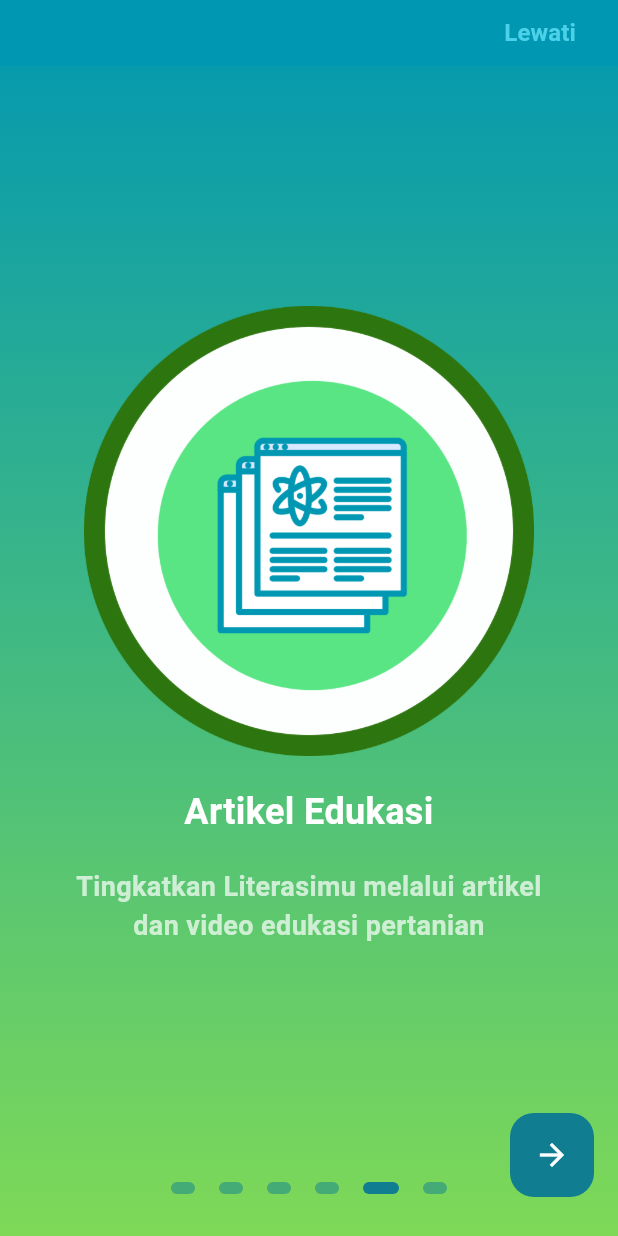
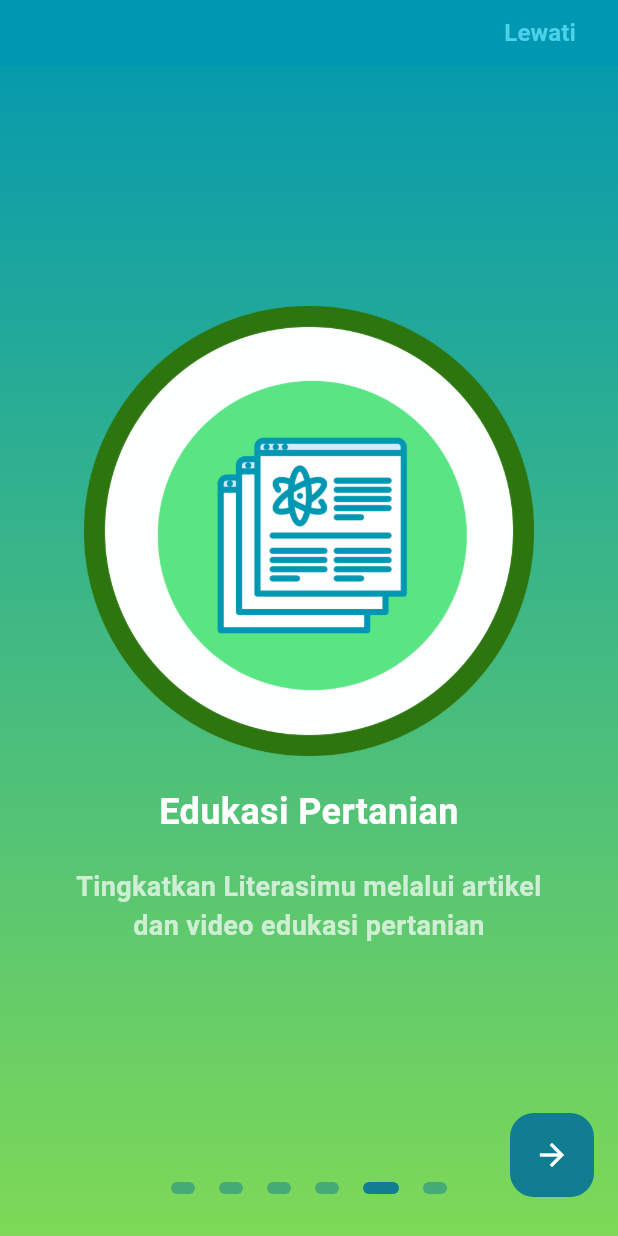
Before and after one commit to dodichakill/higrolyn, a Flutter app: the screen it shows after launch, swiped to page 5, on a phone screen of 412 x 824 dp. Run offline on Flutter 3.47's test engine with Material 3 defaults, Android fonts, the light colour scheme and no system bars; drawn by our look-alikes of flutter_onboarding_slider; our stand-ins replace another_flutter_splash_screen.

Commit message:
fix: revision title onboarding4

```diff
--- a/lib/views/onboarding_screen.dart
+++ b/lib/views/onboarding_screen.dart
@@ -242,7 +242,7 @@ class OnboardingScreen extends StatelessWidget {
                 height: 480,
               ),
               Text(
-                'Artikel Edukasi',
+                'Edukasi Pertanian',
                 textAlign: TextAlign.center,
                 style: TextStyle(
                   color: Colors.white,
```
